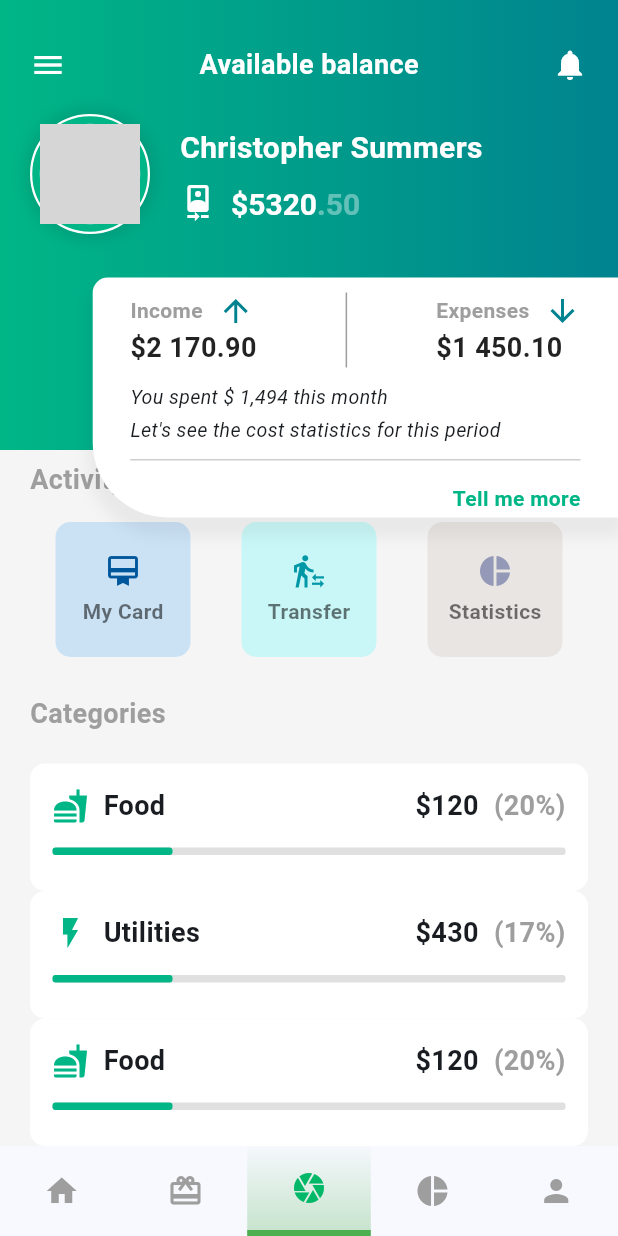
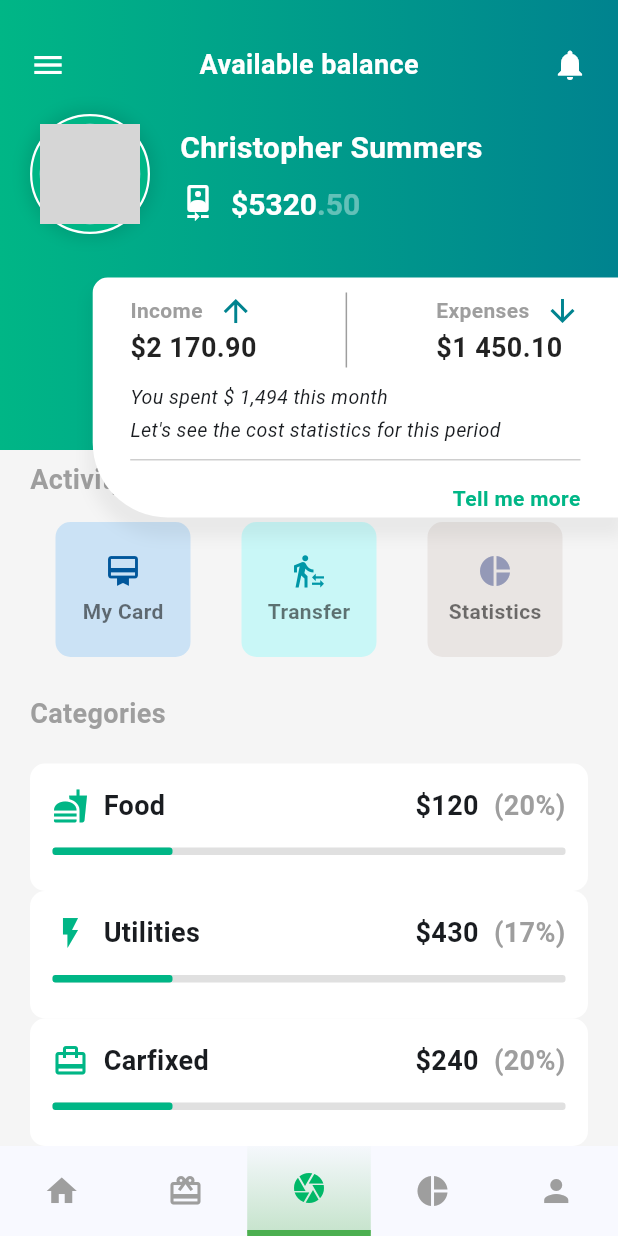
Before and after one commit to Francisco171/Teste_Flutter_Caio, a Flutter app: the HomePage screen opened directly, scrolled down 68 dp, on a phone screen of 412 x 824 dp. Run offline on Flutter 3.47's test engine with Material 3 defaults, Android fonts, the phone set to English and light mode, and no system bars; our stand-ins replace cloud_firestore, firebase_auth, firebase_core, font_awesome_flutter; accounts and stored records are empty; network calls fail; grey boxes are pictures that could not be loaded.

```diff
--- a/lib/home.dart
+++ b/lib/home.dart
@@ -8,6 +8,8 @@ class HomePage extends StatefulWidget {
 
 class _HomePageState extends State<HomePage> {
   int _selectedItemIndex = 2;
+  bool _showPieChart = false;
+
   @override
   Widget build(BuildContext context) {
     return Scaffold(
@@ -182,7 +184,7 @@ class _HomePageState extends State<HomePage> {
                       ),
                       buildCategoryCard(Icons.fastfood, "Food", 120, 20),
                       buildCategoryCard(Icons.flash_on, "Utilities", 430, 17),
-                      buildCategoryCard(Icons.fastfood, "Food", 120, 20),
+                      buildCategoryCard(Icons.card_travel, "Carfixed", 240, 20),
                     ],
                   ),
                 ),
--- a/pubspec.yaml
+++ b/pubspec.yaml
@@ -43,6 +43,7 @@ dependencies:
   hive_flutter: ^1.1.0
   intl: ^0.18.1
   cloud_firestore:
+  fl_chart: ^0.65.0
 
 
 dev_dependencies:
```
Also changed, not shown: pubspec.lock.
